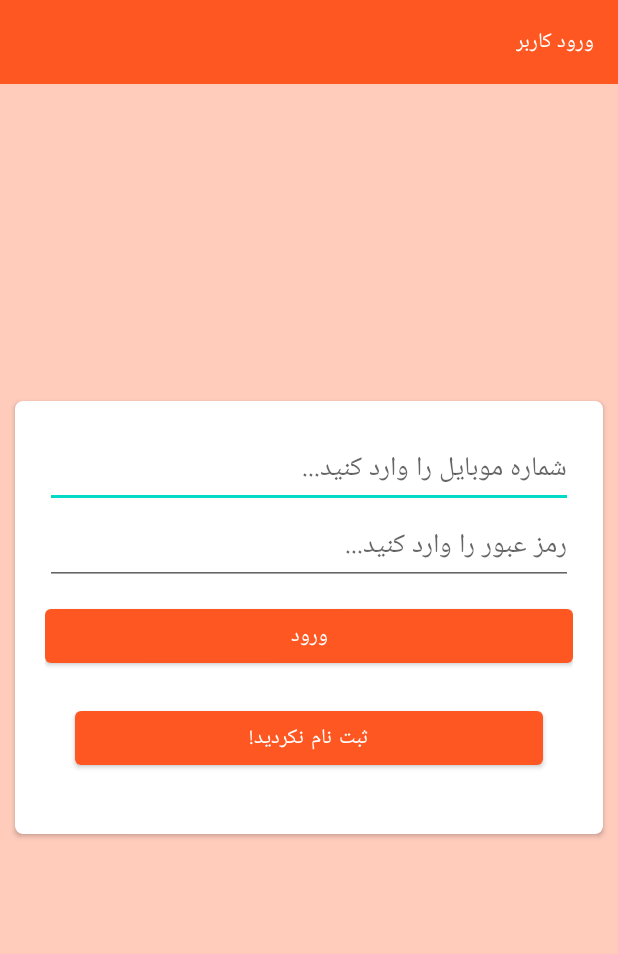
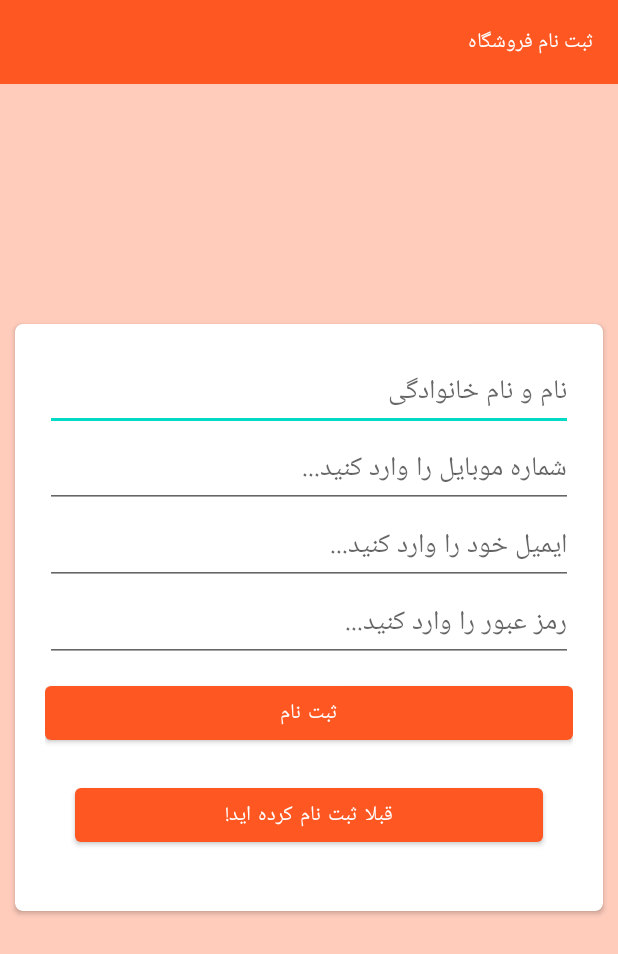
Before and after one commit to Ghazal-Jamalzadeh/OnlineShop, an Android app: the screen it shows after launch (Login_user before the commit, Register_user after it), on a phone screen of 412 x 824 dp. Shown: the top 954 px of the screen. Run offline under Robolectric (Android 15) with nearby library versions, the phone set to English and light mode, and no system bars; our stand-ins replace Volley.

Commit message:
setup Register Activity

```diff
--- a/app/src/main/AndroidManifest.xml
+++ b/app/src/main/AndroidManifest.xml
@@ -13,13 +13,14 @@
         android:theme="@style/Theme.OnlineShop"
         android:usesCleartextTraffic="true">
         <activity android:name=".auth.Panel_user"></activity>
-        <activity android:name=".auth.Register_user" />
-        <activity android:name=".auth.Login_user" >
+        <activity android:name=".auth.Register_user" >
             <intent-filter>
                 <action android:name="android.intent.action.MAIN" />
 
                 <category android:name="android.intent.category.LAUNCHER" />
             </intent-filter>
+        </activity>
+        <activity android:name=".auth.Login_user" >
         </activity>
         <activity android:name=".MainActivity">
 
--- a/app/src/main/res/layout/activity_register_user.xml
+++ b/app/src/main/res/layout/activity_register_user.xml
@@ -80,22 +80,24 @@
             android:id="@+id/Btn_register"
             android:layout_width="match_parent"
             android:layout_height="wrap_content"
+            android:textColor="@color/white"
             android:text="ثبت نام">
 
         </Button>
 
+        <Button
+            android:id="@+id/Btn_login"
+            android:layout_margin="20dp"
+            android:layout_width="match_parent"
+            android:layout_height="wrap_content"
+            android:layout_below="@+id/liner1"
+            android:textColor="@color/white"
+            android:text="قبلا ثبت نام کرده اید!">
 
+        </Button>
     </LinearLayout>
 
-    <Button
-        android:id="@+id/Btn_login"
-        android:layout_margin="20dp"
-        android:layout_width="match_parent"
-        android:layout_height="wrap_content"
-        android:layout_below="@+id/liner1"
-        android:text="قبلا ثبت نام کرده اید!">
 
-    </Button>
     </androidx.cardview.widget.CardView>
 
 </RelativeLayout>
--- a/app/src/main/res/values-night/themes.xml
+++ b/app/src/main/res/values-night/themes.xml
@@ -1,10 +1,10 @@
 <resources xmlns:tools="http://schemas.android.com/tools">
     <!-- Base application theme. -->
-    <style name="Theme.OnlineShop" parent="Theme.MaterialComponents.DayNight.DarkActionBar">
+    <style name="Theme.OnlineShop" parent="Theme.MaterialComponents.DayNight.NoActionBar">
         <!-- Primary brand color. -->
-        <item name="colorPrimary">@color/purple_200</item>
-        <item name="colorPrimaryVariant">@color/purple_700</item>
-        <item name="colorOnPrimary">@color/black</item>
+        <item name="colorPrimary">@color/color_primary</item>
+        <item name="colorPrimaryVariant">@color/color_primary_dark</item>
+        <item name="colorOnPrimary">@color/color_accent</item>
         <!-- Secondary brand color. -->
         <item name="colorSecondary">@color/teal_200</item>
         <item name="colorSecondaryVariant">@color/teal_200</item>
```
Also changed, not shown: app/src/main/java/com/jmzd/ghazal/onlineshop/auth/Login_user.kt (+6 -4 lines), app/src/main/java/com/jmzd/ghazal/onlineshop/auth/Register_user.kt (+75 -1 lines).
